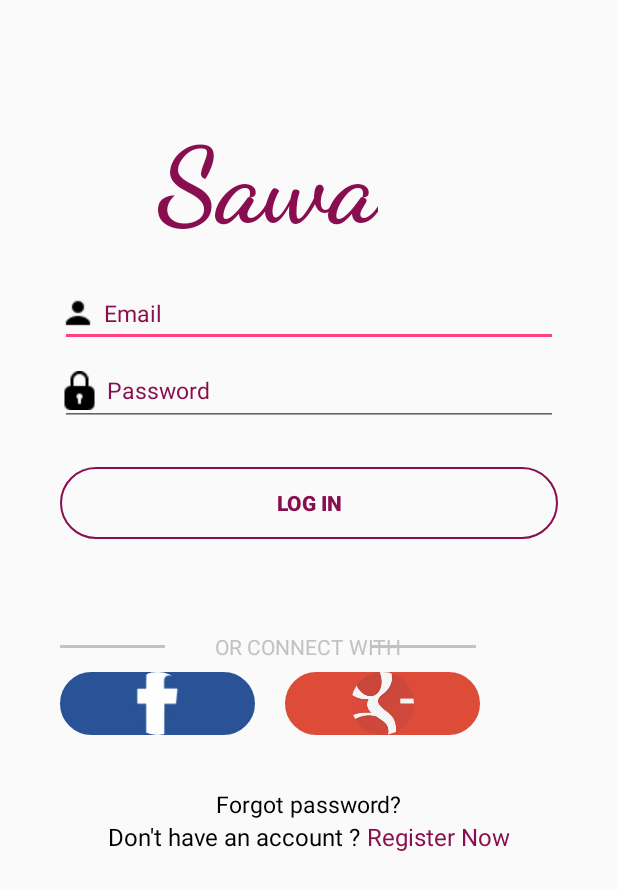
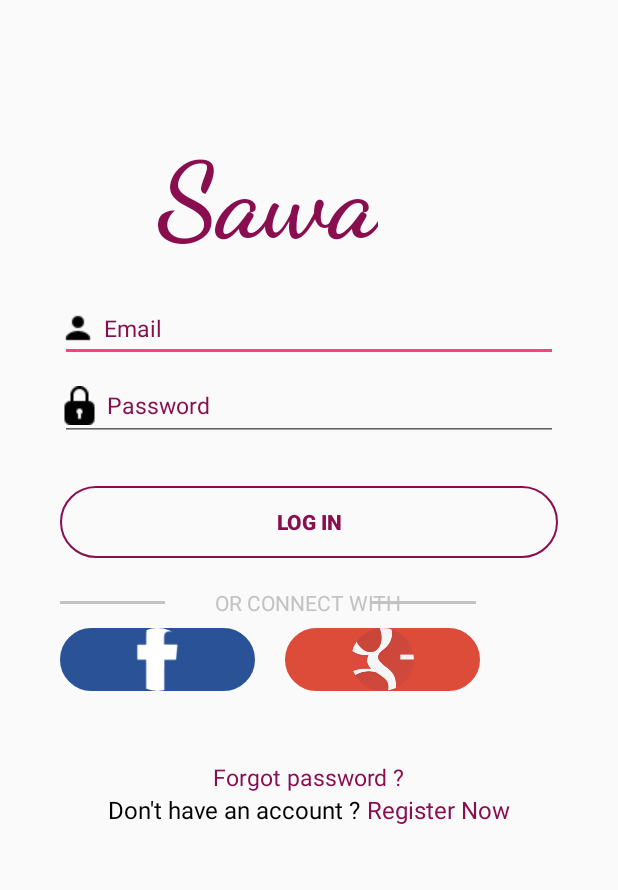
Before and after one commit to RaghadQu/Sawa-v1.0, an Android app: the screen it shows after launch (MainActivity), on a phone screen of 412 x 824 dp. Shown: the top 890 px of the screen. Run offline under Robolectric (Android 15) with nearby library versions, the phone set to English and light mode, and no system bars; our stand-ins replace CircleImageView; libraries missing offline, so code that uses them is left out: com.daimajia.androidanimations, com.facebook, com.facebook.login, com.google.api.services; plain views replace LoginButton; 8 statements that could not run were skipped.

Commit message:
youtubePlayer

```diff
--- a/Sawa/app/src/main/java/com/example/zodiac/sawa/Activities/HomeTabbedActivity.java
+++ b/Sawa/app/src/main/java/com/example/zodiac/sawa/Activities/HomeTabbedActivity.java
@@ -465,12 +465,6 @@ public class HomeTabbedActivity extends AppCompatActivity {
                     }
                 });
 
-                //     mRecyclerView = (RecyclerView) rootView.findViewById(R.id.Viewer);
-                //   mRecyclerView.setHasFixedSize(true);
-                // mLayoutManager = new LinearLayoutManager(getContext());
-                //mRecyclerView.setLayoutManager(mLayoutManager);
-                //MyAdapter settingAdapter = new MyAdapter(getContext(), myDataset, images);
-                //mRecyclerView.setAdapter(settingAdapter);
                 return rootView;
 
             } else {
--- a/Sawa/app/src/main/java/com/example/zodiac/sawa/RecoverPassword/RecoverPass.java
+++ b/Sawa/app/src/main/java/com/example/zodiac/sawa/RecoverPassword/RecoverPass.java
@@ -17,11 +17,7 @@ import com.example.zodiac.sawa.R;
 
 public class RecoverPass extends Activity {
 
-    Dialog dialog;
-    EditText recievedEmail, codeText;
-    Button btn;
     String uniqueID;
-    int counter = 0;
     String email;
 
     @Override
--- a/Sawa/app/src/main/java/com/example/zodiac/sawa/RegisterPkg/PasswordFragment.java
+++ b/Sawa/app/src/main/java/com/example/zodiac/sawa/RegisterPkg/PasswordFragment.java
@@ -36,7 +36,6 @@ public class PasswordFragment extends android.app.Fragment {
 
             @Override
             public void onClick(View view) {
-                String userEmail = Password.getText().toString();
                 if ((Password.getText().toString().trim().equals(""))) {
                     Password.setError("Password is required");
                 } else if (Password.getText().toString().length() < 8) {
--- a/Sawa/app/src/main/res/layout/activity_main.xml
+++ b/Sawa/app/src/main/res/layout/activity_main.xml
@@ -4,7 +4,6 @@
     android:orientation="vertical"
     android:paddingLeft="40dp"
     android:paddingRight="40dp">
-
 
     <RelativeLayout
         android:id="@+id/RelativeLayout"
@@ -17,9 +16,9 @@
             android:layout_width="wrap_content"
             android:layout_height="wrap_content"
             android:layout_marginLeft="65dp"
-            android:layout_marginTop="80dp"
             android:fontFamily="cursive"
             android:text="Sawa"
+            android:layout_marginTop="90dp"
             android:textColor="@color/purple"
             android:textSize="70dp"
             android:textStyle="bold"
@@ -63,8 +62,8 @@
             android:layout_width="match_parent"
             android:layout_height="wrap_content"
             android:layout_below="@+id/password"
-            android:layout_marginBottom="22dp"
-            android:layout_marginTop="27dp"
+            android:layout_marginBottom="90dp"
+            android:layout_marginTop="30dp"
             android:background="@drawable/selector_xml_btn_yellow"
             android:imeOptions="actionDone"
             android:onClick="checkLogin"
@@ -80,6 +79,9 @@
               android:layout_alignTop="@+id/LogInProgress"
               android:layout_marginLeft="52dp"
                />-->
+
+    </RelativeLayout>
+
         <FrameLayout
 
             android:id="@+id/FrameLayout1"
@@ -87,7 +89,7 @@
             android:layout_height="wrap_content"
             android:layout_alignTop="@+id/LogInProgress"
             android:layout_marginBottom="15dp"
-            android:layout_marginTop="27.8dp">
+            android:layout_marginTop="380dp">
 
             <RelativeLayout
                 android:layout_width="match_parent"
@@ -117,7 +119,6 @@
                     android:layout_marginLeft="207dp"
                     android:background="#c2c2c2" />
             </RelativeLayout>
-
             <com.facebook.login.widget.LoginButton
                 android:id="@+id/login_button"
                 android:layout_width="wrap_content"
@@ -155,6 +156,7 @@
                 android:text="Gmail"
                 android:textColor="#000"
                 android:textStyle="bold" />
+
         </FrameLayout>
 
         <ProgressBar
@@ -166,13 +168,13 @@
             android:layout_marginLeft="130dp"
             android:layout_marginTop="15dp"
             android:indeterminateTint="@color/purple" />
-    </RelativeLayout>
 
 
     <LinearLayout xmlns:android="http://schemas.android.com/apk/res/android"
         android:layout_width="match_parent"
         android:layout_height="match_parent"
         android:layout_below="@+id/RelativeLayout"
+        android:layout_marginTop="30dp"
         android:orientation="vertical">
 
         <TextView
@@ -181,12 +183,12 @@
             android:layout_height="wrap_content"
             android:layout_below="@+id/LogInProgress"
             android:layout_gravity="center_horizontal"
-            android:layout_marginTop="20dp"
+            android:layout_marginTop="15dp"
             android:clickable="true"
             android:onClick="forgot_pass"
-            android:text="Forgot password?"
+            android:text="Forgot password ?"
             android:textAppearance="?android:attr/textAppearanceMedium"
-            android:textColor="#000"
+            android:textColor="@color/purple"
             android:textSize="15dp" />
 
         <LinearLayout
--- a/Sawa/app/src/main/res/layout/my_youtube_activity_dialog.xml
+++ b/Sawa/app/src/main/res/layout/my_youtube_activity_dialog.xml
@@ -16,8 +16,8 @@
             android:layout_height="wrap_content" />
         <EditText
             android:layout_width="match_parent"
-            android:layout_height="50dp"
-            android:text="YoutubeUrl"
+            android:layout_height="60dp"
+            android:padding="2dp"
             android:id="@+id/youtubeText"
             android:minLines="2"
             />
--- a/Sawa/app/src/main/res/layout/register_birthdate_fragment.xml
+++ b/Sawa/app/src/main/res/layout/register_birthdate_fragment.xml
@@ -27,7 +27,7 @@
             android:layout_gravity="center"
             android:layout_marginTop="0dp"
             android:datePickerMode="spinner"
-            android:endYear="2100"
+            android:endYear="2017"
             android:orientation="vertical"
             android:spinnersShown="true"
             android:startYear="1900"
```
Also changed, not shown: Sawa/app/build.gradle (+5 -18 lines), Sawa/app/src/main/AndroidManifest.xml (+9 -0 lines), Sawa/app/src/main/java/com/example/zodiac/sawa/Activities/MainActivity.java (+9 -2 lines), Sawa/app/src/main/java/com/example/zodiac/sawa/Activities/MyProfileActivity.java (+7 -54 lines), Sawa/app/src/main/java/com/example/zodiac/sawa/Activities/MyYoutubeActivity.java (+56 -14 lines), Sawa/app/src/main/java/com/example/zodiac/sawa/Activities/YoutubePlayerDialogActivity.java (+0 -9 lines), Sawa/app/src/main/java/com/example/zodiac/sawa/RegisterPkg/RegisterActivity.java (+11 -2 lines), Sawa/app/src/main/java/com/example/zodiac/sawa/SettingTabFragment.java (added, +11 -0 lines).
